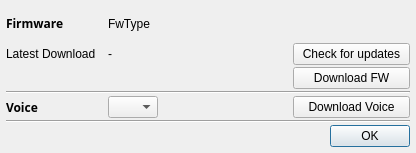
Qt form companion/src/fwpreferencesdialog.ui (opentx/opentx) before a commit.
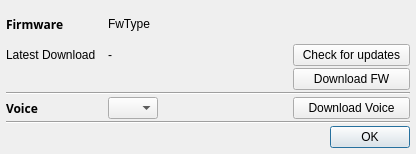
The same form after that commit.

The edit to the form file:
```diff
--- a/companion/src/fwpreferencesdialog.ui
+++ b/companion/src/fwpreferencesdialog.ui
@@ -7,7 +7,7 @@
     <x>0</x>
     <y>0</y>
     <width>416</width>
-    <height>153</height>
+    <height>154</height>
    </rect>
   </property>
   <property name="sizePolicy">
```
Left out of the diff: 4 changed lines with no effect on the pictures.
